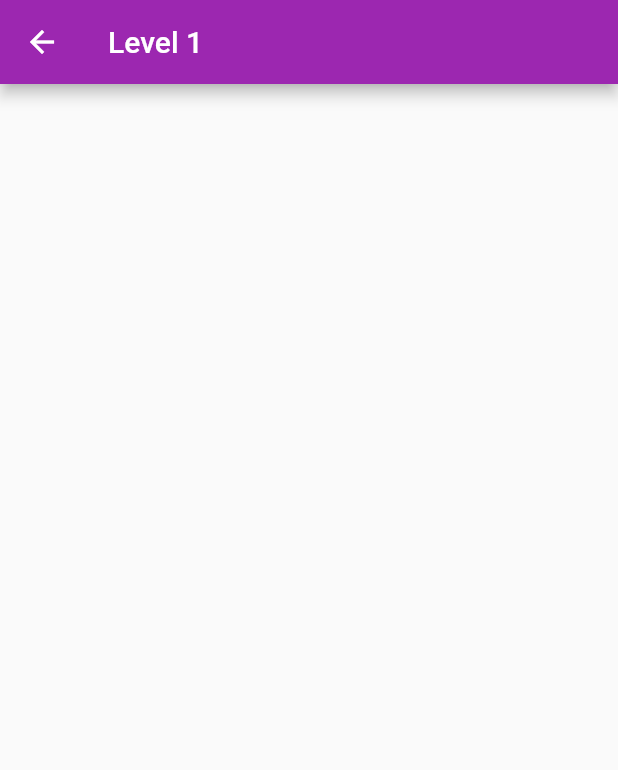
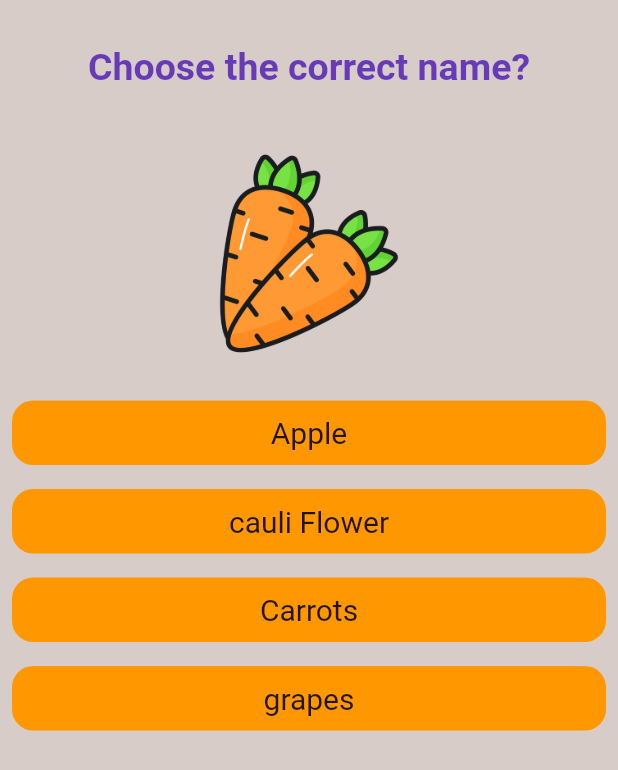
Before and after one commit to sovaamahato/kido_learn, a Flutter app: the Level1Screen screen opened directly, on a phone screen of 412 x 824 dp. Shown: the top 770 px of the screen. Run offline on Flutter 3.47's test engine with Material 2 defaults, Android fonts, the phone set to English and light mode, and no system bars; our stand-ins replace google_fonts, lottie.

Commit message:
quistion page for level 1

```diff
--- /dev/null
+++ b/lib/components/answer.dart
@@ -0,0 +1,37 @@
+import 'package:flutter/material.dart';
+
+class Answer extends StatelessWidget {
+  // const Answer({Key? key}) : super(key: key);
+  final VoidCallback selectAnswer;
+  final String answerText;
+
+  const Answer(this.selectAnswer, this.answerText);
+
+
+  @override
+  Widget build(BuildContext context) {
+    return GestureDetector(
+      onTap: selectAnswer,
+      child: Padding(
+        padding: const EdgeInsets.all(8.0),
+        child: Container(
+          padding: EdgeInsets.all(10),
+          width: double.infinity,
+          decoration: BoxDecoration(color: Colors.orange,
+          borderRadius: BorderRadius.circular(14)),
+          child: Center(child: Text(answerText,style: TextStyle(fontSize: 20),)),
+
+
+          // child:ElevatedButton(
+          //     //color: Colors.blue,
+          //     //textColor: Colors.white,
+          //     child: Text(answerText),
+          //     onPressed:selectAnswer,
+          //     ),
+
+        ),
+      ),
+    );
+
+  }
+}
--- /dev/null
+++ b/lib/components/question.dart
@@ -0,0 +1,26 @@
+import 'package:flutter/material.dart';
+
+class Questions extends StatelessWidget {
+  // const Questions({Key? key}) : super(key: key);
+
+  final String questionsText;
+
+  Questions(this.questionsText);
+
+  @override
+  Widget build(BuildContext context) {
+    return Container(
+      width: double.infinity,
+      margin:const EdgeInsets.all(20) ,
+      child: Image.asset(questionsText,height: 140,),
+      // child: Text(
+      //   questionsText,
+      //   style:const TextStyle(
+      //     color: Colors.blue,
+      //     fontSize: 20.0,
+      //   ),
+      //   textAlign: TextAlign.center,
+      // ),
+    );
+  }
+}
--- /dev/null
+++ b/lib/components/quize.dart
@@ -0,0 +1,34 @@
+import 'package:flutter/material.dart';
+
+import 'answer.dart';
+import 'question.dart';
+
+class Quize extends StatelessWidget {
+  // const MyWidget({Key? key}) : super(key: key);
+  final List<Map<String, Object>> questions;
+  final VoidCallback answerQ;
+  final int questionIndex;
+
+  const Quize({
+    required this.questions,
+    required this.questionIndex,
+    required this.answerQ
+});
+
+  @override
+  Widget build(BuildContext context) {
+    return Column(children: [
+                Questions(
+                  questions[questionIndex]['questionText'] as String,
+                ),
+                ...(questions[questionIndex]['answer'] as List<String>)
+                    .map((answer) {
+                  return Answer(answerQ, answer);
+                }).toList(),
+                // Answer(_answer),
+                // Answer(_answer),
+                // Answer(_answer),
+              ]);
+
+  }
+}
--- /dev/null
+++ b/lib/components/result.dart
@@ -0,0 +1,13 @@
+import 'package:flutter/material.dart';
+
+class Result extends StatelessWidget {
+  const Result({Key? key}) : super(key: key);
+
+  @override
+  Widget build(BuildContext context) {
+    return const Center(
+                child: Text('Quize complete!!'),
+              );
+
+  }
+}
--- a/lib/main.dart
+++ b/lib/main.dart
@@ -16,6 +16,6 @@ class MyApp extends StatelessWidget {
   @override
   Widget build(BuildContext context) {
     return const MaterialApp(debugShowCheckedModeBanner: false,
-    home: SplashScreen());
+    home: Level1Screen());
   }
 }
--- a/lib/screen/level_1_screen.dart
+++ b/lib/screen/level_1_screen.dart
@@ -1,4 +1,8 @@
 import 'package:flutter/material.dart';
+import 'package:google_fonts/google_fonts.dart';
+
+import '../components/quize.dart';
+import '../components/result.dart';
 
 class Level1Screen extends StatefulWidget {
   const Level1Screen({super.key});
@@ -8,17 +12,63 @@ class Level1Screen extends StatefulWidget {
 }
 
 class _Level1ScreenState extends State<Level1Screen> {
+  var _questionIndex = 0;
+
+  void _answerQ() {
+    setState(() {
+      _questionIndex = _questionIndex + 1;
+    });
+  }
+
+  var _questions =[
+    {
+      'questionText': 'lib/images/carrots.png',
+      'answer': ['Apple', 'cauli Flower', 'Carrots', 'grapes']
+    },
+    {
+      'questionText': 'lib/images/cauliflower.png',
+      'answer': ['rice', 'roti', 'burger', 'cauli flower']
+    },
+    {
+      'questionText': 'lib/images/potato.png',
+      'answer': ['potato', 'tomato', 'peas', 'vindi']
+    },
+    {
+      'questionText': 'lib/images/okra.png',
+      'answer': ['potato', 'tomato', 'vindi', 'aalu']
+    }
+  ];
   @override
   Widget build(BuildContext context) {
     return Scaffold(
-      appBar: AppBar(
-        backgroundColor: Colors.purple,
-        title: const Text("Level 1"),
+      backgroundColor:Colors.brown.shade100,
+      body: Column(
+        children: [
+          const SizedBox(
+            height: 30,
+          ),
+          _questionIndex < _questions.length?
+          const Text("Choose the correct name?",
+              style: TextStyle(
+                  color: Colors.deepPurple,
+                  fontSize: 25,
+                  fontWeight: FontWeight.bold)):
+                  const Text("Wow Here's the result..",
+              style: TextStyle(
+                  color: Colors.deepPurple,
+                  fontSize: 25,
+                  fontWeight: FontWeight.bold)),
 
+
+          const SizedBox(height: 20),
+          _questionIndex < _questions.length
+              ? Quize(
+                  answerQ: _answerQ,
+                  questionIndex: _questionIndex,
+                  questions: _questions)
+              : Result(),
+        ],
       ),
-      body: Column(children: [
-
-      ],),
     );
   }
 }
```
